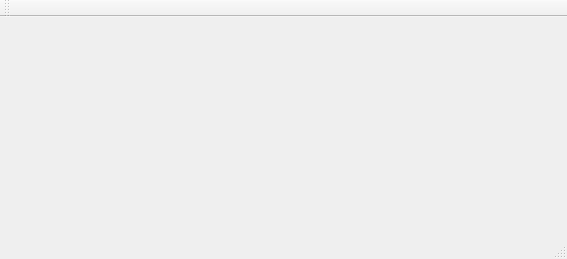
Above: Modular1/mainwindow.ui from djeemie2000/SynthPlayground before the change. Below: the same form after it.
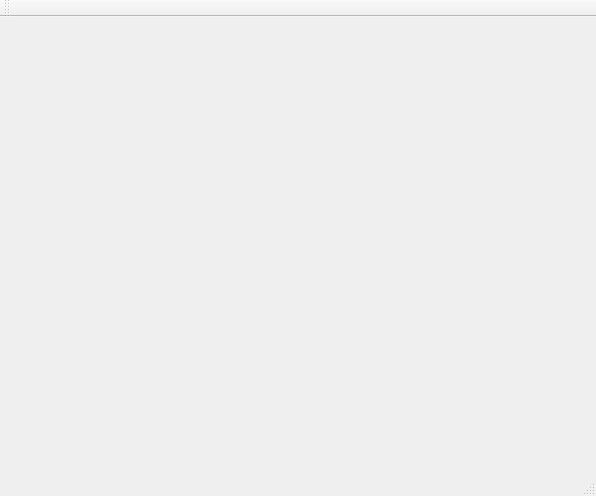
That is the form after the change.

What changed in the file:
```diff
--- a/Modular1/mainwindow.ui
+++ b/Modular1/mainwindow.ui
@@ -6,8 +6,8 @@
    <rect>
     <x>0</x>
     <y>0</y>
-    <width>567</width>
-    <height>259</height>
+    <width>596</width>
+    <height>496</height>
    </rect>
   </property>
   <property name="windowTitle">
```
Left out of the diff: 2 changed lines with no effect on the pictures.
